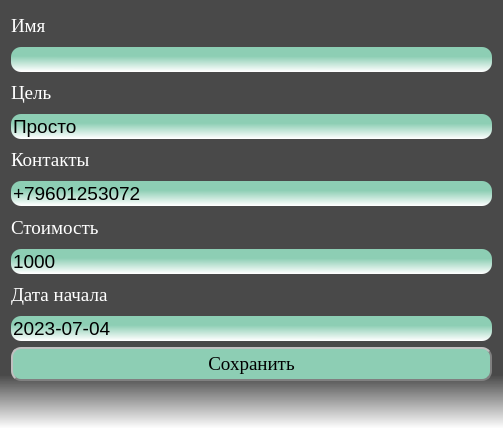
Above: Interface/Add_student_form.ui from BackDad/Diploma_GB before the change. Below: the same form after it.
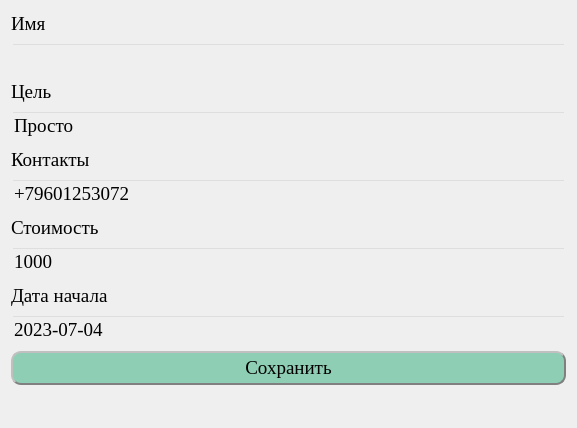
That is the form after the change.

Diff of the .ui file:
```diff
--- a/Interface/Add_student_form.ui
+++ b/Interface/Add_student_form.ui
@@ -6,16 +6,20 @@
    <rect>
     <x>0</x>
     <y>0</y>
-    <width>503</width>
+    <width>577</width>
     <height>428</height>
    </rect>
   </property>
+  <property name="font">
+   <font>
+    <pointsize>14</pointsize>
+   </font>
+  </property>
   <property name="windowTitle">
    <string>Добавление записи</string>
   </property>
   <property name="styleSheet">
-   <string notr="true">
-background-color: qlineargradient(spread:pad, x1:0.483, y1:0, x2:0.483, y2:1, stop:0.875 rgba(73, 73, 73, 255), stop:1 rgba(255, 255, 255, 255));</string>
+   <string notr="true"/>
   </property>
   <layout class="QVBoxLayout" name="verticalLayout">
    <item>
@@ -27,7 +31,7 @@
       </font>
      </property>
      <property name="styleSheet">
-      <string notr="true">color: rgb(255, 255, 255);
+      <string notr="true">color: rgb(0, 0, 0);
 background-color: rgba(255, 255, 255, 0);</string>
      </property>
      <property name="text">
@@ -39,12 +43,13 @@
     <widget class="QLineEdit" name="Name">
      <property name="font">
       <font>
+       <family>Times New Roman</family>
        <pointsize>14</pointsize>
       </font>
      </property>
      <property name="styleSheet">
-      <string notr="true">background-color: qlineargradient(spread:pad, x1:0.573864, y1:0.006, x2:0.551, y2:0.988636, stop:0.375 rgba(141, 206, 180, 255), stop:1 rgba(255, 255, 255, 255));
-border-radius: 10px;</string>
+      <string notr="true">color: rgb(0, 0, 0);
+background-color: rgba(255, 255, 255, 0);</string>
      </property>
     </widget>
    </item>
@@ -57,7 +62,7 @@
       </font>
      </property>
      <property name="styleSheet">
-      <string notr="true">color: rgb(255, 255, 255);
+      <string notr="true">color: rgb(0, 0, 0);
 background-color: rgba(255, 255, 255, 0);</string>
      </property>
      <property name="text">
@@ -69,12 +74,13 @@
     <widget class="QLineEdit" name="Target">
      <property name="font">
       <font>
+       <family>Times New Roman</family>
        <pointsize>14</pointsize>
       </font>
      </property>
      <property name="styleSheet">
-      <string notr="true">background-color: qlineargradient(spread:pad, x1:0.573864, y1:0.006, x2:0.551, y2:0.988636, stop:0.375 rgba(141, 206, 180, 255), stop:1 rgba(255, 255, 255, 255));
-border-radius: 10px;</string>
+      <string notr="true">color: rgb(0, 0, 0);
+background-color: rgba(255, 255, 255, 0);</string>
      </property>
      <property name="text">
       <string>Просто</string>
@@ -90,7 +96,7 @@
       </font>
      </property>
      <property name="styleSheet">
-      <string notr="true">color: rgb(255, 255, 255);
+      <string notr="true">color: rgb(0, 0, 0);
 background-color: rgba(255, 255, 255, 0);</string>
      </property>
      <property name="text">
@@ -102,12 +108,13 @@
     <widget class="QLineEdit" name="Contact">
      <property name="font">
       <font>
+       <family>Times New Roman</family>
        <pointsize>14</pointsize>
       </font>
      </property>
      <property name="styleSheet">
-      <string notr="true">background-color: qlineargradient(spread:pad, x1:0.573864, y1:0.006, x2:0.551, y2:0.988636, stop:0.375 rgba(141, 206, 180, 255), stop:1 rgba(255, 255, 255, 255));
-border-radius: 10px;</string>
+      <string notr="true">color: rgb(0, 0, 0);
+background-color: rgba(255, 255, 255, 0);</string>
      </property>
      <property name="text">
       <string>+79601253072</string>
@@ -123,7 +130,7 @@
       </font>
      </property>
      <property name="styleSheet">
-      <string notr="true">color: rgb(255, 255, 255);
+      <string notr="true">color: rgb(0, 0, 0);
 background-color: rgba(255, 255, 255, 0);</string>
      </property>
      <property name="text">
@@ -135,12 +142,13 @@
     <widget class="QLineEdit" name="Cost">
      <property name="font">
       <font>
+       <family>Times New Roman</family>
        <pointsize>14</pointsize>
       </font>
      </property>
      <property name="styleSheet">
-      <string notr="true">background-color: qlineargradient(spread:pad, x1:0.573864, y1:0.006, x2:0.551, y2:0.988636, stop:0.375 rgba(141, 206, 180, 255), stop:1 rgba(255, 255, 255, 255));
-border-radius: 10px;</string>
+      <string notr="true">color: rgb(0, 0, 0);
+background-color: rgba(255, 255, 255, 0);</string>
      </property>
      <property name="text">
       <string>1000</string>
@@ -156,7 +164,7 @@
       </font>
      </property>
      <property name="styleSheet">
-      <string notr="true">color: rgb(255, 255, 255);
+      <string notr="true">color: rgb(0, 0, 0);
 background-color: rgba(255, 255, 255, 0);</string>
      </property>
      <property name="text">
@@ -168,12 +176,13 @@
     <widget class="QLineEdit" name="Date">
      <property name="font">
       <font>
+       <family>Times New Roman</family>
        <pointsize>14</pointsize>
       </font>
      </property>
      <property name="styleSheet">
-      <string notr="true">background-color: qlineargradient(spread:pad, x1:0.573864, y1:0.006, x2:0.551, y2:0.988636, stop:0.375 rgba(141, 206, 180, 255), stop:1 rgba(255, 255, 255, 255));
-border-radius: 10px;</string>
+      <string notr="true">color: rgb(0, 0, 0);
+background-color: rgba(255, 255, 255, 0);</string>
      </property>
      <property name="text">
       <string>2023-07-04</string>
@@ -215,8 +224,15 @@
    </item>
    <item>
     <widget class="QLabel" name="Error_lable">
+     <property name="font">
+      <font>
+       <family>Times New Roman</family>
+       <pointsize>14</pointsize>
+      </font>
+     </property>
      <property name="styleSheet">
-      <string notr="true">background-color: rgba(255, 255, 255, 0);</string>
+      <string notr="true">color: rgb(0, 0, 0);
+background-color: rgba(255, 255, 255, 0);</string>
      </property>
      <property name="text">
       <string/>
```
